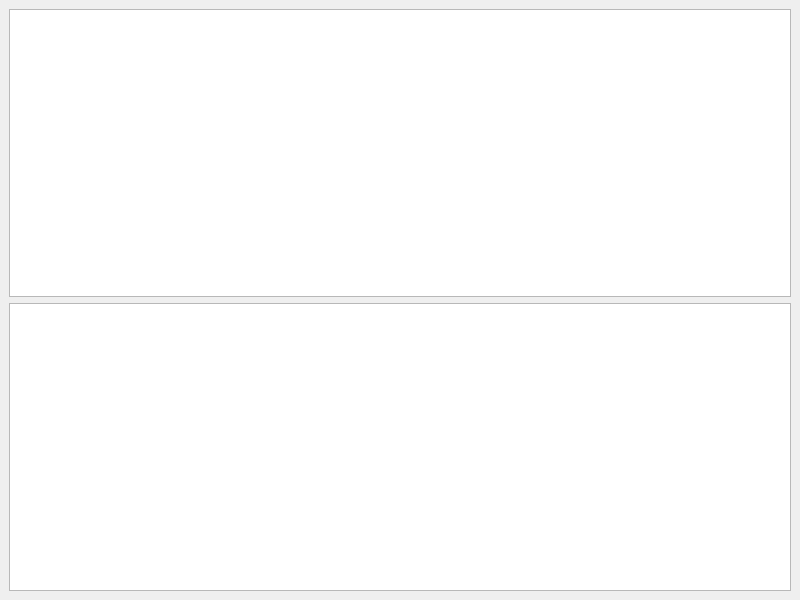
The window that not1mm/data/logwindow.ui (mbridak/not1mm) describes before a commit, drawn with Qt 5.
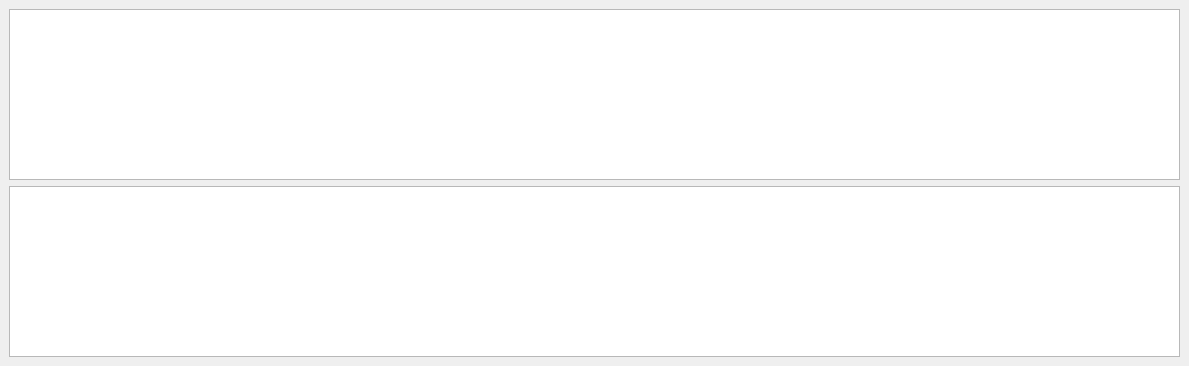
The same window after the commit.

Commit message: widened the window

```diff
--- a/not1mm/data/logwindow.ui
+++ b/not1mm/data/logwindow.ui
@@ -6,8 +6,8 @@
    <rect>
     <x>0</x>
     <y>0</y>
-    <width>800</width>
-    <height>600</height>
+    <width>1189</width>
+    <height>366</height>
    </rect>
   </property>
   <property name="windowTitle">
```
